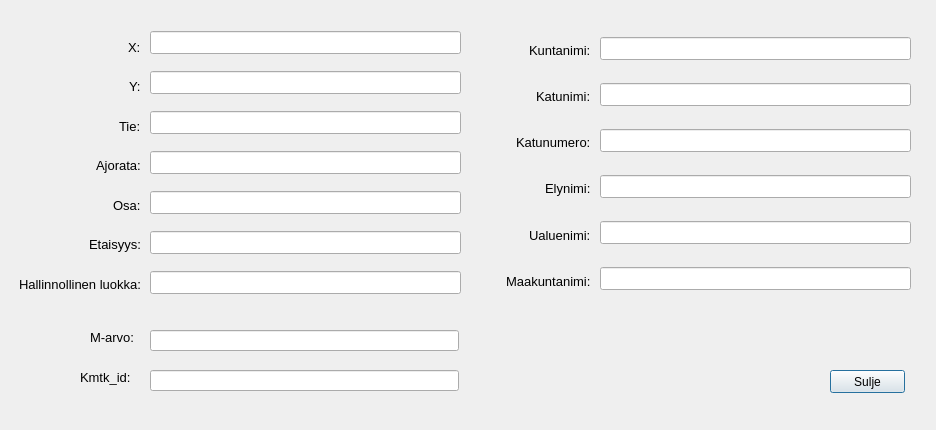
finnishtransportagency/QGIS-tieosoitetyokalu, file dialogs/PopUp_dialog.ui: the form before one commit.
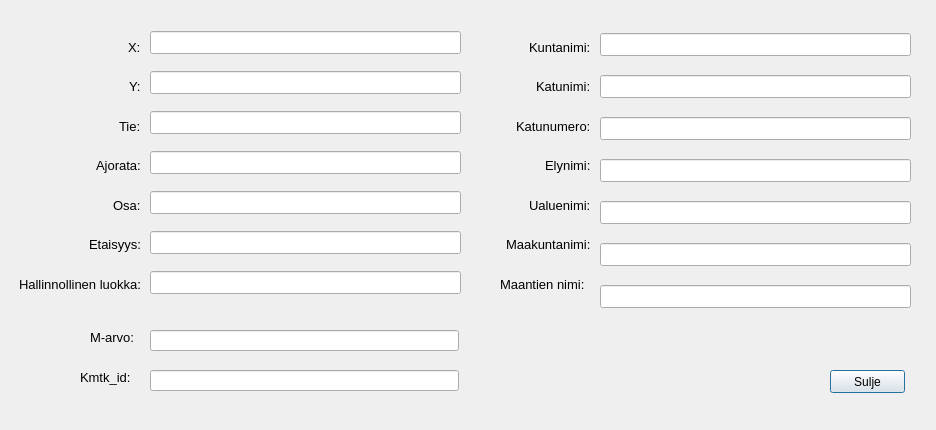
The form after the commit.

Commit message: added RoadName class, working on file path

```diff
--- a/dialogs/PopUp_dialog.ui
+++ b/dialogs/PopUp_dialog.ui
@@ -412,7 +412,7 @@
      <x>600</x>
      <y>20</y>
      <width>311</width>
-     <height>291</height>
+     <height>301</height>
     </rect>
    </property>
    <property name="font">
@@ -619,6 +619,18 @@
       </property>
      </widget>
     </item>
+    <item>
+     <widget class="QLineEdit" name="MaantiennimilineEdit">
+      <property name="font">
+       <font>
+        <pointsize>10</pointsize>
+       </font>
+      </property>
+      <property name="text">
+       <string/>
+      </property>
+     </widget>
+    </item>
    </layout>
   </widget>
   <widget class="QWidget" name="layoutWidget">
@@ -708,6 +720,18 @@
       </property>
      </widget>
     </item>
+    <item>
+     <widget class="QLabel" name="label_17">
+      <property name="font">
+       <font>
+        <pointsize>10</pointsize>
+       </font>
+      </property>
+      <property name="text">
+       <string>Maantien nimi:</string>
+      </property>
+     </widget>
+    </item>
    </layout>
   </widget>
   <widget class="QLineEdit" name="M_arvolineEdit">
```
The commit also changes 3 other files.
